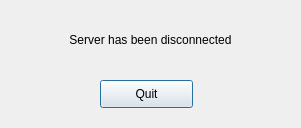
Above: client/ServerDisconnected.ui from anphetamina/CoText before the change. Below: the same form after it.
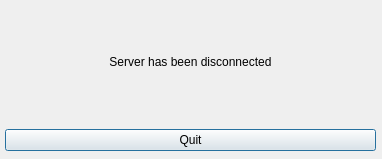
That is the form after the change.

Commit message: 1. userListToggle is now a ClickableLabel to emit clicked() and show userList on the right. 2. Update all widgets layouts to be responsive 3.TODO: userWidget + userWidgetEdit

The edit to the form file:
```diff
--- a/client/ServerDisconnected.ui
+++ b/client/ServerDisconnected.ui
@@ -6,22 +6,25 @@
    <rect>
     <x>0</x>
     <y>0</y>
-    <width>301</width>
-    <height>128</height>
+    <width>382</width>
+    <height>159</height>
    </rect>
   </property>
   <property name="windowTitle">
    <string>Dialog</string>
   </property>
+  <widget class="QWidget" name="verticalLayoutWidget">
+   <property name="geometry">
+    <rect>
+     <x>5</x>
+     <y>0</y>
+     <width>371</width>
+     <height>151</height>
+    </rect>
+   </property>
+   <layout class="QVBoxLayout" name="verticalLayout">
+    <item>
   <widget class="QLabel" name="label">
-   <property name="geometry">
-    <rect>
-     <x>30</x>
-     <y>30</y>
-     <width>241</width>
-     <height>20</height>
-    </rect>
-   </property>
    <property name="text">
     <string>Server has been disconnected</string>
    </property>
@@ -29,18 +32,19 @@
     <set>Qt::AlignCenter</set>
    </property>
   </widget>
+    </item>
+    <item>
+     <layout class="QHBoxLayout" name="horizontalLayout">
+      <item>
   <widget class="QPushButton" name="pushButton">
-   <property name="geometry">
-    <rect>
-     <x>100</x>
-     <y>80</y>
-     <width>93</width>
-     <height>28</height>
-    </rect>
-   </property>
    <property name="text">
     <string>Quit</string>
    </property>
+       </widget>
+      </item>
+     </layout>
+    </item>
+   </layout>
   </widget>
  </widget>
  <resources/>
```
Lines whose indentation alone changed are shown as unchanged. The commit also changes 13 other files.
